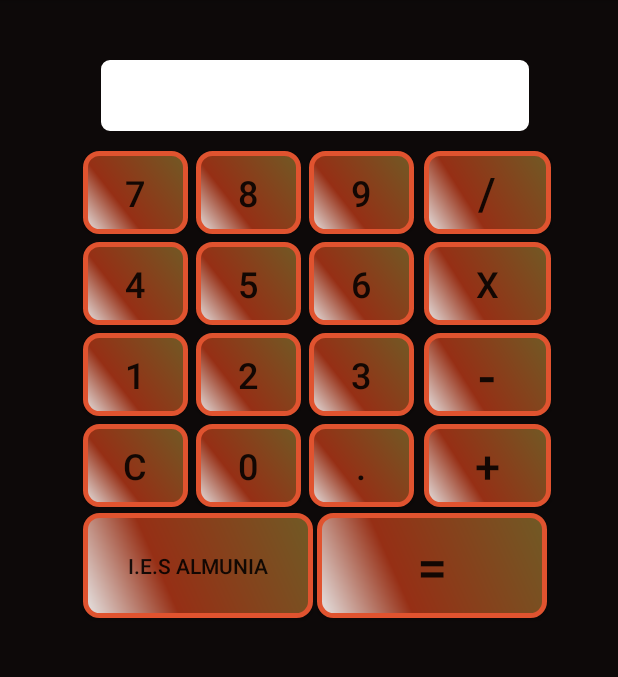
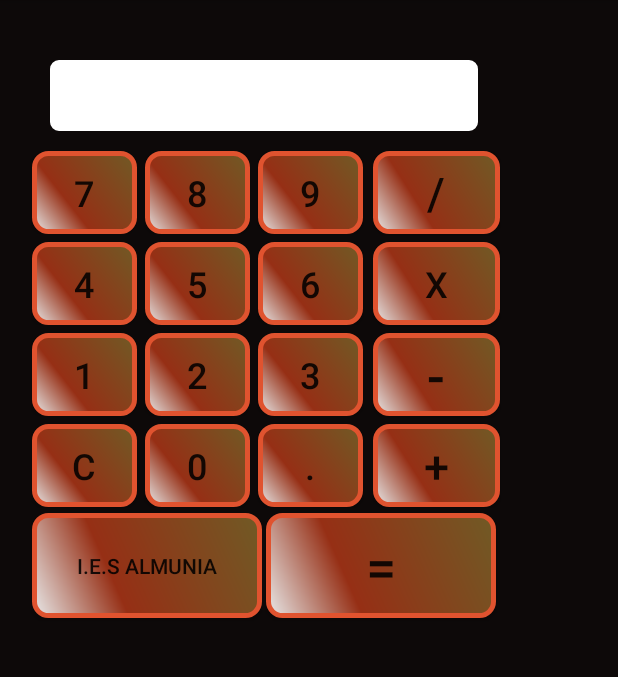
Before and after one commit to rpf1980/ANDROID_pcCompartido, an Android app: the screen it shows after launch (MainActivity), on a phone screen of 412 x 824 dp, the part 84-761 px from its top. Run offline under Robolectric (Android 15) with nearby library versions, the phone set to English and light mode, and no system bars.

Commit message:
chore(msi): add code set Landscape false

```diff
--- a/CalculatorV2/app/src/main/java/com/example/calculatorv2/MainActivity.java
+++ b/CalculatorV2/app/src/main/java/com/example/calculatorv2/MainActivity.java
@@ -2,6 +2,7 @@ package com.example.calculatorv2;
 
 import androidx.appcompat.app.AppCompatActivity;
 
+import android.content.pm.ActivityInfo;
 import android.os.Bundle;
 import android.view.View;
 import android.widget.Button;
@@ -27,7 +28,10 @@ public class MainActivity extends AppCompatActivity implements View.OnClickListe
         super.onCreate(savedInstanceState);
         setContentView(R.layout.activity_main);
 
-        //Asociación de id's de los componentes
+        // Con esta línea evita que se gire a modo HORIZONTAL ( Landscape )
+        setRequestedOrientation(ActivityInfo.SCREEN_ORIENTATION_PORTRAIT);
+
+        // Asociación de id's de los componentes
 
         Button btnEqual = findViewById(R.id.idBtnEqual);
         btnEqual.setOnClickListener(this);
--- a/CalculatorV2/app/src/main/res/layout/activity_main.xml
+++ b/CalculatorV2/app/src/main/res/layout/activity_main.xml
@@ -26,14 +26,14 @@
         android:layout_width="wrap_content"
         android:layout_height="wrap_content"
         android:orientation="vertical"
-        app:layout_constraintGuide_begin="50dp" />
+        app:layout_constraintGuide_begin="16dp" />
 
     <androidx.constraintlayout.widget.Guideline
         android:id="@+id/guideline2"
         android:layout_width="wrap_content"
         android:layout_height="wrap_content"
         android:orientation="vertical"
-        app:layout_constraintGuide_begin="370dp" />
+        app:layout_constraintGuide_begin="336dp" />
 
     <TableLayout
         android:id="@+id/tableLayout"
--- a/CalculatorV2/build.gradle
+++ b/CalculatorV2/build.gradle
@@ -7,7 +7,7 @@ buildscript {
 
     }
     dependencies {
-        classpath 'com.android.tools.build:gradle:3.5.1'
+        classpath 'com.android.tools.build:gradle:3.5.2'
 
         // NOTE: Do not place your application dependencies here; they belong
         // in the individual module build.gradle files
```
